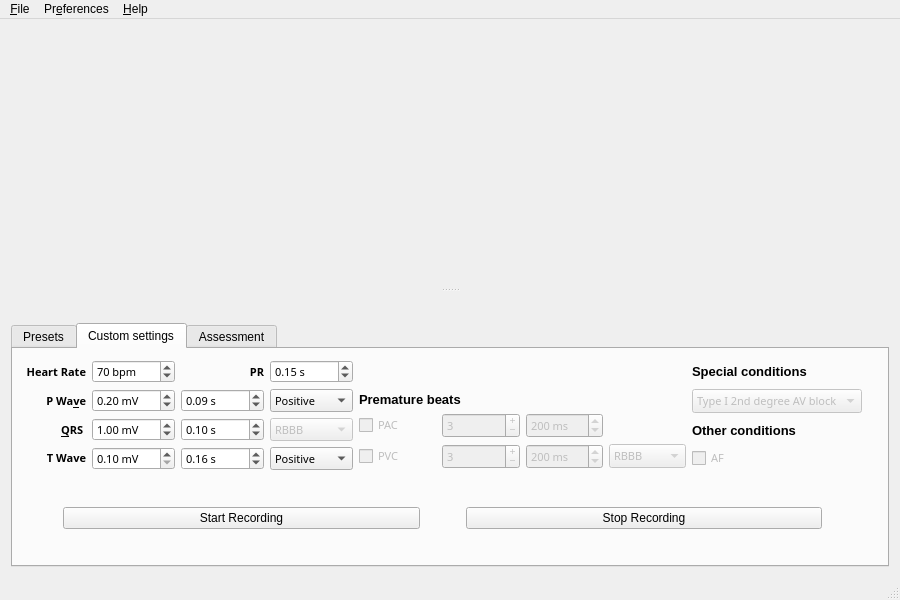
First picture: the form in mymainwindow.ui, repository tushagarwal/SimECG, before the edit.
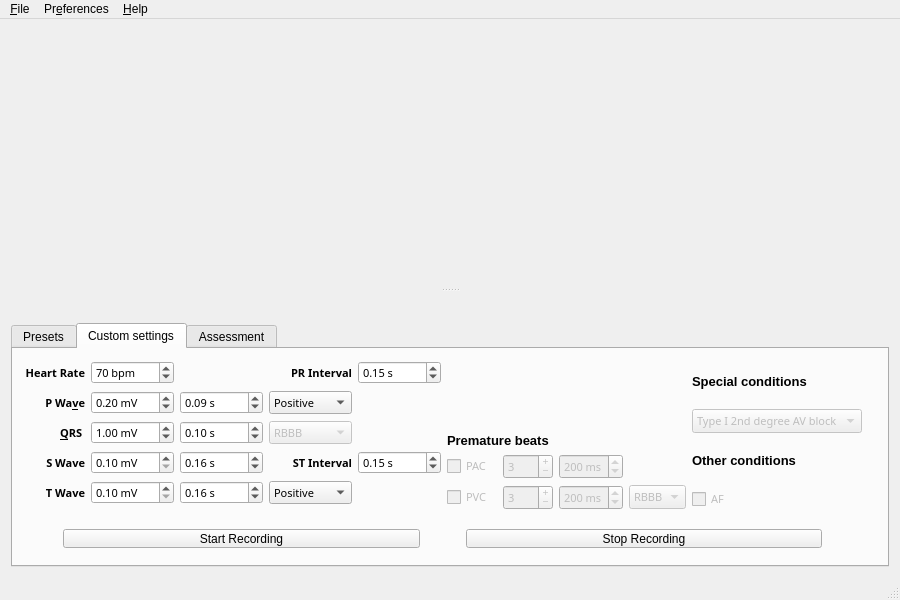
Second picture: the form after the edit. Icons and pictures are not drawn. Custom widgets are drawn as their Qt base class.

Commit message: Added S Wave Edit

Diff of the .ui file:
```diff
--- a/mymainwindow.ui
+++ b/mymainwindow.ui
@@ -184,12 +184,156 @@
            <x>1</x>
            <y>0</y>
            <width>859</width>
-           <height>131</height>
+           <height>172</height>
           </rect>
          </property>
          <layout class="QHBoxLayout" name="horizontalLayout">
           <item>
            <layout class="QGridLayout" name="gridLayout_2">
+            <item row="3" column="0">
+             <widget class="QLabel" name="swavelabel">
+              <property name="font">
+               <font>
+                <family>Sans Serif</family>
+                <pointsize>8</pointsize>
+                <weight>75</weight>
+                <bold>true</bold>
+               </font>
+              </property>
+              <property name="text">
+               <string comment="Do not translate T">S Wave</string>
+              </property>
+              <property name="alignment">
+               <set>Qt::AlignRight|Qt::AlignTrailing|Qt::AlignVCenter</set>
+              </property>
+              <property name="buddy">
+               <cstring>twaveamplitude</cstring>
+              </property>
+             </widget>
+            </item>
+            <item row="3" column="1">
+             <widget class="QDoubleSpinBox" name="swaveamplitude">
+              <property name="sizePolicy">
+               <sizepolicy hsizetype="Fixed" vsizetype="Fixed">
+                <horstretch>0</horstretch>
+                <verstretch>0</verstretch>
+               </sizepolicy>
+              </property>
+              <property name="minimumSize">
+               <size>
+                <width>83</width>
+                <height>23</height>
+               </size>
+              </property>
+              <property name="maximumSize">
+               <size>
+                <width>83</width>
+                <height>23</height>
+               </size>
+              </property>
+              <property name="font">
+               <font>
+                <family>Sans Serif</family>
+                <pointsize>8</pointsize>
+                <weight>50</weight>
+                <bold>false</bold>
+               </font>
+              </property>
+              <property name="toolTip">
+               <string>Defines the amplitude of the S wave. Ranges from 0.10 mV to 0.50 mV. </string>
+              </property>
+              <property name="suffix">
+               <string comment="milivolts"> mV</string>
+              </property>
+              <property name="decimals">
+               <number>2</number>
+              </property>
+              <property name="minimum">
+               <double>0.100000000000000</double>
+              </property>
+              <property name="maximum">
+               <double>0.500000000000000</double>
+              </property>
+              <property name="singleStep">
+               <double>0.050000000000000</double>
+              </property>
+              <property name="value">
+               <double>0.100000000000000</double>
+              </property>
+             </widget>
+            </item>
+            <item row="3" column="2">
+             <widget class="QDoubleSpinBox" name="swaveduration">
+              <property name="sizePolicy">
+               <sizepolicy hsizetype="Fixed" vsizetype="Fixed">
+                <horstretch>0</horstretch>
+                <verstretch>0</verstretch>
+               </sizepolicy>
+              </property>
+              <property name="minimumSize">
+               <size>
+                <width>83</width>
+                <height>23</height>
+               </size>
+              </property>
+              <property name="maximumSize">
+               <size>
+                <width>83</width>
+                <height>23</height>
+               </size>
+              </property>
+              <property name="font">
+               <font>
+                <family>Sans Serif</family>
+                <pointsize>8</pointsize>
+                <weight>50</weight>
+                <bold>false</bold>
+               </font>
+              </property>
+              <property name="toolTip">
+               <string>Defines the duration of the S wave. Ranges from 0.10 s to 0.40 s</string>
+              </property>
+              <property name="suffix">
+               <string comment="seconds"> s</string>
+              </property>
+              <property name="decimals">
+               <number>2</number>
+              </property>
+              <property name="minimum">
+               <double>0.100000000000000</double>
+              </property>
+              <property name="maximum">
+               <double>0.400000000000000</double>
+              </property>
+              <property name="singleStep">
+               <double>0.010000000000000</double>
+              </property>
+              <property name="value">
+               <double>0.160000000000000</double>
+              </property>
+             </widget>
+            </item>
+            <item row="1" column="0">
+             <widget class="QLabel" name="pwavelabel">
+              <property name="font">
+               <font>
+                <family>Sans Serif</family>
+                <pointsize>8</pointsize>
+                <weight>75</weight>
+                <bold>true</bold>
+               </font>
+              </property>
+              <property name="text">
+               <string comment="Do not translate P">P Wa&amp;ve</string>
+              </property>
+              <property name="alignment">
+               <set>Qt::AlignRight|Qt::AlignTrailing|Qt::AlignVCenter</set>
+              </property>
+              <property name="buddy">
+               <cstring>pwaveamplitude</cstring>
+              </property>
+             </widget>
+            </item>
             <item row="0" column="0">
              <widget class="QLabel" name="heartratelabel">
               <property name="font">
@@ -265,96 +409,6 @@
               </property>
              </widget>
             </item>
-            <item row="0" column="2">
-             <widget class="QLabel" name="prlabel">
-              <property name="font">
-               <font>
-                <family>Sans Serif</family>
-                <pointsize>8</pointsize>
-                <weight>75</weight>
-                <bold>true</bold>
-               </font>
-              </property>
-              <property name="text">
-               <string comment="Do not translate">PR</string>
-              </property>
-              <property name="alignment">
-               <set>Qt::AlignRight|Qt::AlignTrailing|Qt::AlignVCenter</set>
-              </property>
-             </widget>
-            </item>
-            <item row="0" column="3">
-             <widget class="QDoubleSpinBox" name="prduration">
-              <property name="sizePolicy">
-               <sizepolicy hsizetype="Fixed" vsizetype="Fixed">
-                <horstretch>0</horstretch>
-                <verstretch>0</verstretch>
-               </sizepolicy>
-              </property>
-              <property name="minimumSize">
-               <size>
-                <width>83</width>
-                <height>23</height>
-               </size>
-              </property>
-              <property name="maximumSize">
-               <size>
-                <width>83</width>
-                <height>23</height>
-               </size>
-              </property>
-              <property name="font">
-               <font>
-                <family>Sans Serif</family>
-                <pointsize>8</pointsize>
-                <weight>50</weight>
-                <bold>false</bold>
-               </font>
-              </property>
-              <property name="toolTip">
-               <string comment="PR Interval (do not translate PR)">Defines the duration of the PR interval. Ranges from 0.08 s to 0.30 s. Inactive when AF is checked.</string>
-              </property>
-              <property name="suffix">
-               <string comment="seconds"> s</string>
-              </property>
-              <property name="decimals">
-               <number>2</number>
-              </property>
-              <property name="minimum">
-               <double>0.080000000000000</double>
-              </property>
-              <property name="maximum">
-               <double>0.300000000000000</double>
-              </property>
-              <property name="singleStep">
-               <double>0.010000000000000</double>
-              </property>
-              <property name="value">
-               <double>0.150000000000000</double>
-              </property>
-             </widget>
-            </item>
-            <item row="1" column="0">
-             <widget class="QLabel" name="pwavelabel">
-              <property name="font">
-               <font>
-                <family>Sans Serif</family>
-                <pointsize>8</pointsize>
-                <weight>75</weight>
-                <bold>true</bold>
-               </font>
-              </property>
-              <property name="text">
-               <string comment="Do not translate P">P Wa&amp;ve</string>
-              </property>
-              <property name="alignment">
-               <set>Qt::AlignRight|Qt::AlignTrailing|Qt::AlignVCenter</set>
-              </property>
-              <property name="buddy">
-               <cstring>pwaveamplitude</cstring>
-              </property>
-             </widget>
-            </item>
             <item row="1" column="1">
              <widget class="QDoubleSpinBox" name="pwaveamplitude">
               <property name="sizePolicy">
@@ -494,8 +548,8 @@
               </item>
              </widget>
             </item>
-            <item row="2" column="0">
-             <widget class="QLabel" name="qrslabel">
+            <item row="4" column="0">
+             <widget class="QLabel" name="twavelabel">
               <property name="font">
                <font>
                 <family>Sans Serif</family>
@@ -505,7 +559,7 @@
                </font>
               </property>
               <property name="text">
-               <string comment="Do not translate QRS">&amp;QRS </string>
+               <string comment="Do not translate T">T Wave</string>
               </property>
               <property name="alignment">
                <set>Qt::AlignRight|Qt::AlignTrailing|Qt::AlignVCenter</set>
@@ -515,6 +569,100 @@
               </property>
              </widget>
             </item>
+            <item row="4" column="1">
+             <widget class="QDoubleSpinBox" name="twaveamplitude">
+              <property name="sizePolicy">
+               <sizepolicy hsizetype="Fixed" vsizetype="Fixed">
+                <horstretch>0</horstretch>
+                <verstretch>0</verstretch>
+               </sizepolicy>
+              </property>
+              <property name="minimumSize">
+               <size>
+                <width>83</width>
+                <height>23</height>
+               </size>
+              </property>
+              <property name="maximumSize">
+               <size>
+                <width>83</width>
+                <height>23</height>
+               </size>
+              </property>
+              <property name="font">
+               <font>
+                <family>Sans Serif</family>
+                <pointsize>8</pointsize>
+                <weight>50</weight>
+                <bold>false</bold>
+               </font>
+              </property>
+              <property name="toolTip">
+               <string>Defines the amplitude of the T wave. Ranges from 0.10 mV to 0.50 mV. </string>
+              </property>
+              <property name="suffix">
+               <string comment="milivolts"> mV</string>
+              </property>
+              <property name="decimals">
+               <number>2</number>
+              </property>
+              <property name="minimum">
+               <double>0.100000000000000</double>
+              </property>
+              <property name="maximum">
+               <double>0.500000000000000</double>
+              </property>
+              <property name="singleStep">
+               <double>0.050000000000000</double>
+              </property>
+              <property name="value">
+               <double>0.100000000000000</double>
+              </property>
+             </widget>
+            </item>
+            <item row="4" column="3">
+             <widget class="QComboBox" name="twavepositiveness">
+              <property name="sizePolicy">
+               <sizepolicy hsizetype="Fixed" vsizetype="Fixed">
+                <horstretch>0</horstretch>
+                <verstretch>0</verstretch>
+               </sizepolicy>
+              </property>
+              <property name="minimumSize">
+               <size>
+                <width>83</width>
+                <height>23</height>
+               </size>
+              </property>
+              <property name="maximumSize">
+               <size>
+                <width>83</width>
+                <height>23</height>
+               </size>
+              </property>
+              <property name="font">
+               <font>
+                <family>Sans Serif</family>
+                <pointsize>8</pointsize>
+                <weight>50</weight>
+                <bold>false</bold>
+               </font>
+              </property>
+              <property name="toolTip">
+               <string comment="List box can be Positive or Negative T Wave value">Defines the orientation of the T wave. Can be set as positive or negative</string>
+              </property>
+              <item>
+               <property name="text">
+                <string>Positive</string>
+               </property>
+              </item>
+              <item>
+               <property name="text">
+                <string>Negative</string>
+               </property>
+              </item>
+             </widget>
+            </item>
             <item row="2" column="1">
              <widget class="QDoubleSpinBox" name="qrsamplitude">
               <property name="minimumSize">
@@ -611,6 +759,78 @@
               </property>
              </widget>
             </item>
+            <item row="4" column="2">
+             <widget class="QDoubleSpinBox" name="twaveduration">
+              <property name="sizePolicy">
+               <sizepolicy hsizetype="Fixed" vsizetype="Fixed">
+                <horstretch>0</horstretch>
+                <verstretch>0</verstretch>
+               </sizepolicy>
+              </property>
+              <property name="minimumSize">
+               <size>
+                <width>83</width>
+                <height>23</height>
+               </size>
+              </property>
+              <property name="maximumSize">
+               <size>
+                <width>83</width>
+                <height>23</height>
+               </size>
+              </property>
+              <property name="font">
+               <font>
+                <family>Sans Serif</family>
+                <pointsize>8</pointsize>
+                <weight>50</weight>
+                <bold>false</bold>
+               </font>
+              </property>
+              <property name="toolTip">
+               <string>Defines the duration of the T wave. Ranges from 0.10 s to 0.40 s</string>
+              </property>
+              <property name="suffix">
+               <string comment="seconds"> s</string>
+              </property>
+              <property name="decimals">
+               <number>2</number>
+              </property>
+              <property name="minimum">
+               <double>0.100000000000000</double>
+              </property>
+              <property name="maximum">
+               <double>0.400000000000000</double>
+              </property>
+              <property name="singleStep">
+               <double>0.010000000000000</double>
+              </property>
+              <property name="value">
+               <double>0.160000000000000</double>
+              </property>
+             </widget>
+            </item>
+            <item row="2" column="0">
+             <widget class="QLabel" name="qrslabel">
+              <property name="font">
+               <font>
+                <family>Sans Serif</family>
+                <pointsize>8</pointsize>
+                <weight>75</weight>
+                <bold>true</bold>
+               </font>
+              </property>
+              <property name="text">
+               <string comment="Do not translate QRS">&amp;QRS </string>
+              </property>
+              <property name="alignment">
+               <set>Qt::AlignRight|Qt::AlignTrailing|Qt::AlignVCenter</set>
+              </property>
+              <property name="buddy">
+               <cstring>qrsamplitude</cstring>
+              </property>
+             </widget>
+            </item>
             <item row="2" column="3">
              <widget class="QComboBox" name="qrspositiveness">
               <property name="enabled">
@@ -665,131 +885,26 @@
               </item>
              </widget>
             </item>
-            <item row="3" column="0">
-             <widget class="QLabel" name="twavelabel">
-              <property name="font">
-               <font>
-                <family>Sans Serif</family>
-                <pointsize>8</pointsize>
-                <weight>75</weight>
-                <bold>true</bold>
-               </font>
-              </property>
-              <property name="text">
-               <string comment="Do not translate T">T Wave</string>
-              </property>
-              <property name="alignment">
-               <set>Qt::AlignRight|Qt::AlignTrailing|Qt::AlignVCenter</set>
-              </property>
-              <property name="buddy">
-               <cstring>twaveamplitude</cstring>
-              </property>
-             </widget>
-            </item>
-            <item row="3" column="1">
-             <widget class="QDoubleSpinBox" name="twaveamplitude">
-              <property name="sizePolicy">
-               <sizepolicy hsizetype="Fixed" vsizetype="Fixed">
-                <horstretch>0</horstretch>
-                <verstretch>0</verstretch>
-               </sizepolicy>
-              </property>
-              <property name="minimumSize">
-               <size>
-                <width>83</width>
-                <height>23</height>
-               </size>
-              </property>
-              <property name="maximumSize">
-               <size>
-                <width>83</width>
-                <height>23</height>
-               </size>
-              </property>
-              <property name="font">
-               <font>
-                <family>Sans Serif</family>
-                <pointsize>8</pointsize>
-                <weight>50</weight>
-                <bold>false</bold>
-               </font>
-              </property>
-              <property name="toolTip">
-               <string>Defines the amplitude of the T wave. Ranges from 0.10 mV to 0.50 mV. </string>
-              </property>
-              <property name="suffix">
-               <string comment="milivolts"> mV</string>
-              </property>
-              <property name="decimals">
-               <number>2</number>
-              </property>
-              <property name="minimum">
-               <double>0.100000000000000</double>
-              </property>
-              <property name="maximum">
-               <double>0.500000000000000</double>
-              </property>
-              <property name="singleStep">
-               <double>0.050000000000000</double>
-              </property>
-              <property name="value">
-               <double>0.100000000000000</double>
-              </property>
-             </widget>
-            </item>
-            <item row="3" column="2">
-             <widget class="QDoubleSpinBox" name="twaveduration">
-              <property name="sizePolicy">
-               <sizepolicy hsizetype="Fixed" vsizetype="Fixed">
-                <horstretch>0</horstretch>
-                <verstretch>0</verstretch>
-               </sizepolicy>
-              </property>
-              <property name="minimumSize">
-               <size>
-                <width>83</width>
-                <height>23</height>
-               </size>
-              </property>
-              <property name="maximumSize">
-               <size>
-                <width>83</width>
-                <height>23</height>
-               </size>
-              </property>
-              <property name="font">
-               <font>
-                <family>Sans Serif</family>
-                <pointsize>8</pointsize>
-                <weight>50</weight>
-                <bold>false</bold>
-               </font>
-              </property>
-              <property name="toolTip">
-               <string>Defines the duration of the T wave. Ranges from 0.10 s to 0.40 s</string>
-              </property>
-              <property name="suffix">
-               <string comment="seconds"> s</string>
-              </property>
-              <property name="decimals">
-               <number>2</number>
-              </property>
-              <property name="minimum">
-               <double>0.100000000000000</double>
-              </property>
-              <property name="maximum">
-               <double>0.400000000000000</double>
-              </property>
-              <property name="singleStep">
-               <double>0.010000000000000</double>
-              </property>
-              <property name="value">
-               <double>0.160000000000000</double>
-              </property>
-             </widget>
-            </item>
             <item row="3" column="3">
-             <widget class="QComboBox" name="twavepositiveness">
+             <widget class="QLabel" name="stlabel">
+              <property name="font">
+               <font>
+                <family>Sans Serif</family>
+                <pointsize>8</pointsize>
+                <weight>75</weight>
+                <bold>true</bold>
+               </font>
+              </property>
+              <property name="text">
+               <string comment="Do not translate">ST Interval</string>
+              </property>
+              <property name="alignment">
+               <set>Qt::AlignRight|Qt::AlignTrailing|Qt::AlignVCenter</set>
+              </property>
+             </widget>
+            </item>
+            <item row="3" column="4">
+             <widget class="QDoubleSpinBox" name="stduration">
               <property name="sizePolicy">
                <sizepolicy hsizetype="Fixed" vsizetype="Fixed">
                 <horstretch>0</horstretch>
@@ -819,16 +934,93 @@
               <property name="toolTip">
                <string comment="List box can be Positive or Negative T Wave value">Defines the orientation of the T wave. Can be set as positive or negative</string>
               </property>
-              <item>
-               <property name="text">
-                <string>Positive</string>
-               </property>
-              </item>
-              <item>
-               <property name="text">
-                <string>Negative</string>
-               </property>
-              </item>
+              <property name="suffix">
+               <string comment="seconds"> s</string>
+              </property>
+              <property name="decimals">
+               <number>2</number>
+              </property>
+              <property name="minimum">
+               <double>0.080000000000000</double>
+              </property>
+              <property name="maximum">
+               <double>0.300000000000000</double>
+              </property>
+              <property name="singleStep">
+               <double>0.010000000000000</double>
+              </property>
+              <property name="value">
+               <double>0.150000000000000</double>
+              </property>
+             </widget>
+            </item>
+            <item row="0" column="4">
+             <widget class="QDoubleSpinBox" name="prduration">
+              <property name="sizePolicy">
+               <sizepolicy hsizetype="Fixed" vsizetype="Fixed">
+                <horstretch>0</horstretch>
+                <verstretch>0</verstretch>
+               </sizepolicy>
+              </property>
+              <property name="minimumSize">
+               <size>
+                <width>83</width>
+                <height>23</height>
+               </size>
+              </property>
+              <property name="maximumSize">
+               <size>
+                <width>83</width>
+                <height>23</height>
+               </size>
+              </property>
+              <property name="font">
+               <font>
+                <family>Sans Serif</family>
+                <pointsize>8</pointsize>
+                <weight>50</weight>
+                <bold>false</bold>
+               </font>
+              </property>
+              <property name="toolTip">
+               <string comment="PR Interval (do not translate PR)">Defines the duration of the PR interval. Ranges from 0.08 s to 0.30 s. Inactive when AF is checked.</string>
+              </property>
+              <property name="suffix">
+               <string comment="seconds"> s</string>
+              </property>
+              <property name="decimals">
+               <number>2</number>
+              </property>
+              <property name="minimum">
+               <double>0.080000000000000</double>
+              </property>
+              <property name="maximum">
+               <double>0.300000000000000</double>
+              </property>
+              <property name="singleStep">
+               <double>0.010000000000000</double>
+              </property>
+              <property name="value">
+               <double>0.150000000000000</double>
+              </property>
+             </widget>
+            </item>
+            <item row="0" column="3">
+             <widget class="QLabel" name="prlabel">
+              <property name="font">
+               <font>
+                <family>Sans Serif</family>
+                <pointsize>8</pointsize>
+                <weight>75</weight>
+                <bold>true</bold>
+               </font>
+              </property>
+              <property name="text">
+               <string comment="Do not translate">PR Interval</string>
+              </property>
+              <property name="alignment">
+               <set>Qt::AlignRight|Qt::AlignTrailing|Qt::AlignVCenter</set>
+              </property>
              </widget>
             </item>
            </layout>
@@ -1224,9 +1416,9 @@
          <property name="geometry">
           <rect>
            <x>-1</x>
-           <y>129</y>
+           <y>169</y>
            <width>861</width>
-           <height>81</height>
+           <height>41</height>
           </rect>
          </property>
          <layout class="QHBoxLayout" name="horizontalLayout_3" stretch="0,0,0,0,0">
```
Left out of the diff: 95 changed lines with no effect on the pictures. The commit also changes 3 other files.
